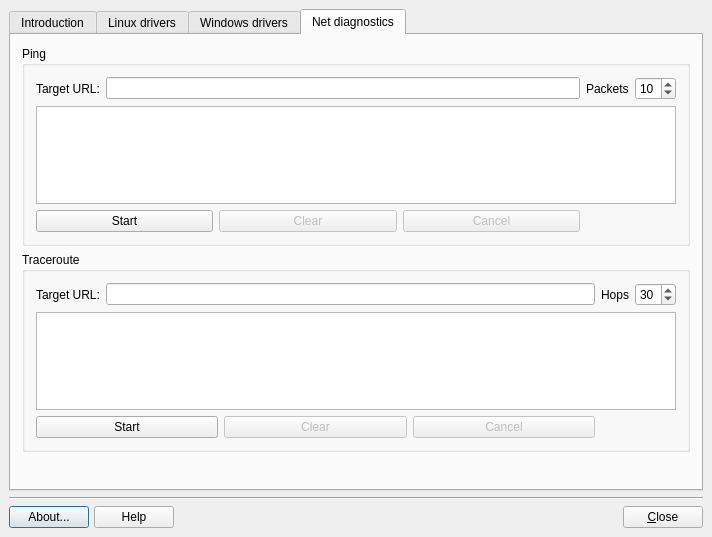
Old version of the form meconfig.ui in the repository AdrianTM/mx-broadcom-manager.
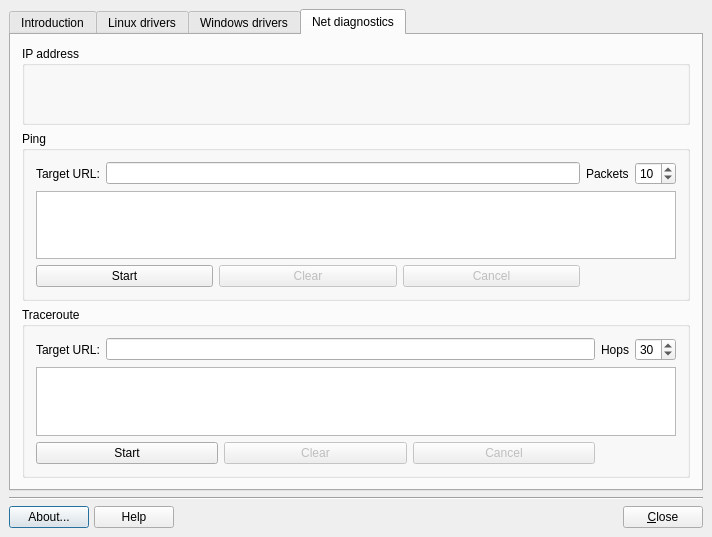
New version of the form. The open tabs and pages were chosen to show the change. Icons and pictures are not drawn.

Commit message: list IP address

```diff
--- a/meconfig.ui
+++ b/meconfig.ui
@@ -49,7 +49,7 @@
     </widget>
    </item>
    <item row="2" column="0">
-    <layout class="QHBoxLayout">
+    <layout class="QHBoxLayout" name="horizontalLayout_3">
      <property name="spacing">
       <number>5</number>
      </property>
@@ -85,7 +85,7 @@
       </widget>
      </item>
      <item>
-      <spacer>
+      <spacer name="spacerLeft">
        <property name="orientation">
         <enum>Qt::Horizontal</enum>
        </property>
@@ -120,7 +120,7 @@
       </widget>
      </item>
      <item>
-      <spacer>
+      <spacer name="spacerRight">
        <property name="orientation">
         <enum>Qt::Horizontal</enum>
        </property>
@@ -695,6 +695,29 @@
        <string>Net diagnostics</string>
       </attribute>
       <layout class="QVBoxLayout">
+       <item>
+        <widget class="QGroupBox" name="groupBox_2">
+         <property name="title">
+          <string>IP address</string>
+         </property>
+         <layout class="QVBoxLayout" name="verticalLayout_6">
+          <item>
+           <widget class="QLabel" name="labelIP">
+            <property name="text">
+             <string/>
+            </property>
+           </widget>
+          </item>
+          <item>
+           <widget class="QLabel" name="labelRouterIP">
+            <property name="text">
+             <string/>
+            </property>
+           </widget>
+          </item>
+         </layout>
+        </widget>
+       </item>
        <item>
         <widget class="QGroupBox" name="pingGroupBox">
          <property name="minimumSize">
@@ -919,19 +942,6 @@
          </layout>
         </widget>
        </item>
-       <item>
-        <spacer>
-         <property name="orientation">
-          <enum>Qt::Vertical</enum>
-         </property>
-         <property name="sizeHint" stdset="0">
-          <size>
-           <width>20</width>
-           <height>120</height>
-          </size>
-         </property>
-        </spacer>
-       </item>
       </layout>
      </widget>
     </widget>
```
Left out of the diff: 80 changed lines with no effect on the pictures. The commit also changes 2 other files.
